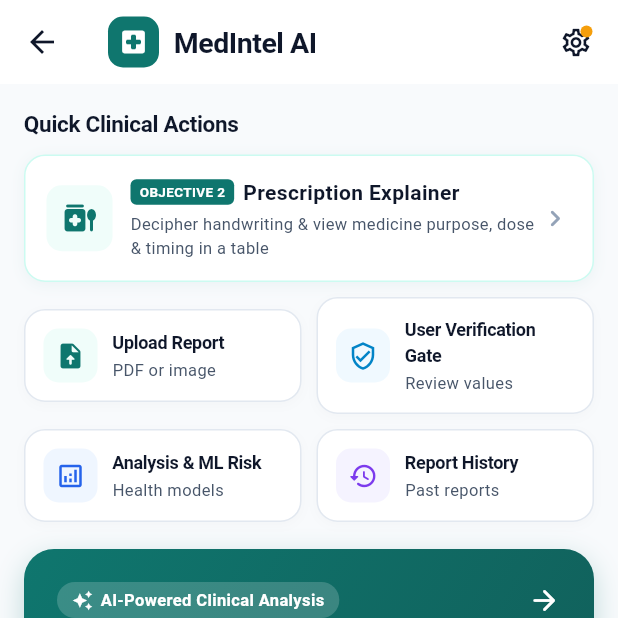
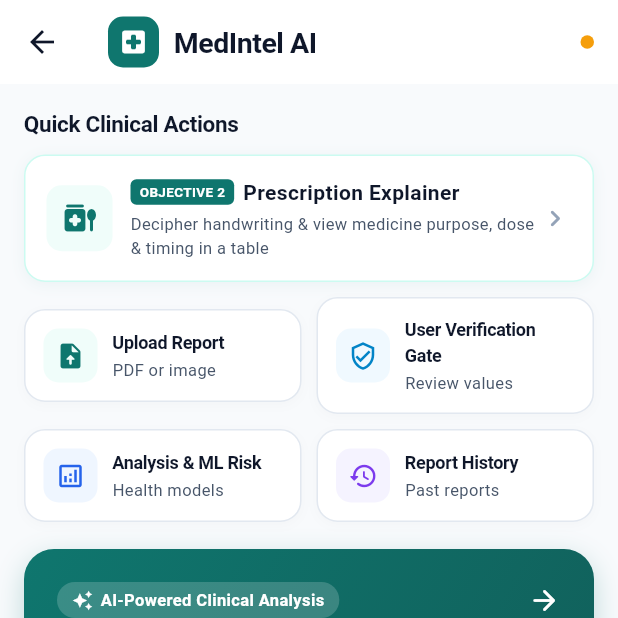
Before and after one commit to Aditya-Patil-63/MedIntel-AI, a Flutter app: the HomeScreen screen opened directly, on a phone screen of 412 x 824 dp, the top half of it. Run offline on Flutter 3.47's test engine with Material 3 defaults, Android fonts, the phone set to English and light mode, and no system bars; our stand-ins replace dio, equatable, file_picker, flutter_bloc; network calls fail.

Commit message:
fix(ui): remove setting icon from screens and add dual-stack backend runner

```diff
--- a/mobile/lib/core/constants/api_constants.dart
+++ b/mobile/lib/core/constants/api_constants.dart
@@ -8,13 +8,13 @@
   /// - wifiLanUrl: Used for physical phones over the local Wi-Fi network
   static const String usbDeviceUrl = 'http://127.0.0.1:8000';
   static const String emulatorUrl = 'http://10.0.2.2:8000';
-  static const String wifiLanUrl = 'http://10.62.199.105:8000';
+  static const String wifiLanUrl = 'http://10.113.147.105:8000';
 
   /// Base URL configurable via --dart-define=API_BASE_URL=http://...
-  /// Default: 'http://10.62.199.105:8000' for physical phone over Wi-Fi LAN (no USB/ADB reverse dependency).
+  /// Default: 'http://127.0.0.1:8000' for physical phone via USB/OTG reverse port.
   static const String baseUrl = String.fromEnvironment(
     'API_BASE_URL',
-    defaultValue: wifiLanUrl,
+    defaultValue: usbDeviceUrl,
   );
 
   // Timeouts
--- a/mobile/lib/screens/home/home_screen.dart
+++ b/mobile/lib/screens/home/home_screen.dart
@@ -84,25 +84,20 @@
           ],
         ),
         actions: [
-          IconButton(
-            icon: Badge(
-              isLabelVisible: true,
-              backgroundColor:
-                  _isBackendOk ? AppColors.normal : const Color(0xFFF59E0B),
-              smallSize: 8,
-              child: const Icon(Icons.settings_outlined, size: 22),
+          Padding(
+            padding: const EdgeInsets.only(right: 16),
+            child: Tooltip(
+              message: _isBackendOk ? 'Backend Connected' : 'Connecting...',
+              child: Container(
+                width: 9,
+                height: 9,
+                decoration: BoxDecoration(
+                  color: _isBackendOk ? AppColors.normal : const Color(0xFFF59E0B),
+                  shape: BoxShape.circle,
+                ),
+              ),
             ),
-            tooltip: _isBackendOk
-                ? 'Settings (Backend Connected)'
-                : 'Settings (Backend Offline)',
-            onPressed: () {
-              Navigator.push(
-                context,
-                MaterialPageRoute(builder: (_) => const SettingsScreen()),
-              ).then((_) => _checkServices());
-            },
           ),
-          const SizedBox(width: 4),
         ],
       ),
       body: SafeArea(
--- a/mobile/lib/screens/upload/upload_screen.dart
+++ b/mobile/lib/screens/upload/upload_screen.dart
@@ -5,7 +5,6 @@
 import '../../state/document/document_cubit.dart';
 import '../../state/document/document_state.dart';
 import '../../state/verification/verification_cubit.dart';
-import '../../widgets/server_settings_dialog.dart';
 import '../prescription/prescription_explainer_screen.dart';
 import '../results/results_screen.dart';
 import '../verification/verification_screen.dart';
@@ -757,11 +756,6 @@
                   onPressed: () =>
                       context.read<DocumentCubit>().retryLastExtraction(),
                 ),
-                OutlinedButton.icon(
-                  icon: const Icon(Icons.settings_ethernet),
-                  label: const Text('Configure Connection'),
-                  onPressed: () => ServerSettingsDialog.show(context),
-                ),
                 OutlinedButton(
                   onPressed: () =>
                       context.read<DocumentCubit>().pickAndProcessDocument(),
```
Also changed, not shown: mobile/lib/screens/auth/login_screen.dart (+0 -13 lines), 1 other file.
